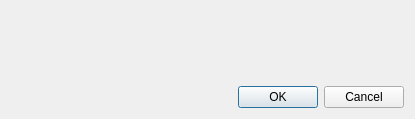
Old version of the form digitizing_plugin/gui/ui/settings.ui in the repository niamoto/qgis-niamoto-digitizing-plugin.
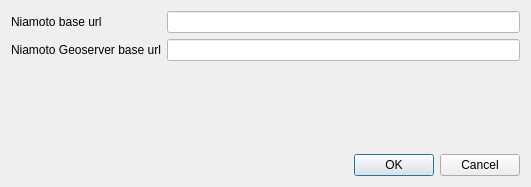
New version of the form.

Commit message: niamoto base url and geoserver base url are parametrizablethrough GUI

Patch:
```diff
--- a/digitizing_plugin/gui/ui/settings.ui
+++ b/digitizing_plugin/gui/ui/settings.ui
@@ -6,8 +6,8 @@
    <rect>
     <x>0</x>
     <y>0</y>
-    <width>415</width>
-    <height>119</height>
+    <width>531</width>
+    <height>187</height>
    </rect>
   </property>
   <property name="windowTitle">
@@ -15,7 +15,158 @@
   </property>
   <layout class="QVBoxLayout" name="verticalLayout_2">
    <item>
-    <layout class="QGridLayout" name="gridLayout"/>
+    <layout class="QGridLayout" name="gridLayout">
+     <item row="0" column="1">
+      <widget class="QLineEdit" name="niamoto_base_url">
+       <property name="palette">
+        <palette>
+         <active>
+          <colorrole role="Base">
+           <brush brushstyle="SolidPattern">
+            <color alpha="255">
+             <red>255</red>
+             <green>255</green>
+             <blue>255</blue>
+            </color>
+           </brush>
+          </colorrole>
+          <colorrole role="Window">
+           <brush brushstyle="SolidPattern">
+            <color alpha="255">
+             <red>255</red>
+             <green>255</green>
+             <blue>255</blue>
+            </color>
+           </brush>
+          </colorrole>
+         </active>
+         <inactive>
+          <colorrole role="Base">
+           <brush brushstyle="SolidPattern">
+            <color alpha="255">
+             <red>255</red>
+             <green>255</green>
+             <blue>255</blue>
+            </color>
+           </brush>
+          </colorrole>
+          <colorrole role="Window">
+           <brush brushstyle="SolidPattern">
+            <color alpha="255">
+             <red>255</red>
+             <green>255</green>
+             <blue>255</blue>
+            </color>
+           </brush>
+          </colorrole>
+         </inactive>
+         <disabled>
+          <colorrole role="Base">
+           <brush brushstyle="SolidPattern">
+            <color alpha="255">
+             <red>255</red>
+             <green>255</green>
+             <blue>255</blue>
+            </color>
+           </brush>
+          </colorrole>
+          <colorrole role="Window">
+           <brush brushstyle="SolidPattern">
+            <color alpha="255">
+             <red>255</red>
+             <green>255</green>
+             <blue>255</blue>
+            </color>
+           </brush>
+          </colorrole>
+         </disabled>
+        </palette>
+       </property>
+      </widget>
+     </item>
+     <item row="1" column="0">
+      <widget class="QLabel" name="label_2">
+       <property name="text">
+        <string>Niamoto Geoserver base url</string>
+       </property>
+      </widget>
+     </item>
+     <item row="0" column="0">
+      <widget class="QLabel" name="label">
+       <property name="text">
+        <string>Niamoto base url</string>
+       </property>
+      </widget>
+     </item>
+     <item row="1" column="1">
+      <widget class="QLineEdit" name="geoserver_base_url">
+       <property name="palette">
+        <palette>
+         <active>
+          <colorrole role="Base">
+           <brush brushstyle="SolidPattern">
+            <color alpha="255">
+             <red>255</red>
+             <green>255</green>
+             <blue>255</blue>
+            </color>
+           </brush>
+          </colorrole>
+          <colorrole role="Window">
+           <brush brushstyle="SolidPattern">
+            <color alpha="255">
+             <red>255</red>
+             <green>255</green>
+             <blue>255</blue>
+            </color>
+           </brush>
+          </colorrole>
+         </active>
+         <inactive>
+          <colorrole role="Base">
+           <brush brushstyle="SolidPattern">
+            <color alpha="255">
+             <red>255</red>
+             <green>255</green>
+             <blue>255</blue>
+            </color>
+           </brush>
+          </colorrole>
+          <colorrole role="Window">
+           <brush brushstyle="SolidPattern">
+            <color alpha="255">
+             <red>255</red>
+             <green>255</green>
+             <blue>255</blue>
+            </color>
+           </brush>
+          </colorrole>
+         </inactive>
+         <disabled>
+          <colorrole role="Base">
+           <brush brushstyle="SolidPattern">
+            <color alpha="255">
+             <red>255</red>
+             <green>255</green>
+             <blue>255</blue>
+            </color>
+           </brush>
+          </colorrole>
+          <colorrole role="Window">
+           <brush brushstyle="SolidPattern">
+            <color alpha="255">
+             <red>255</red>
+             <green>255</green>
+             <blue>255</blue>
+            </color>
+           </brush>
+          </colorrole>
+         </disabled>
+        </palette>
+       </property>
+      </widget>
+     </item>
+    </layout>
    </item>
    <item>
     <spacer name="verticalSpacer">
```
The commit also changes 4 other files.
